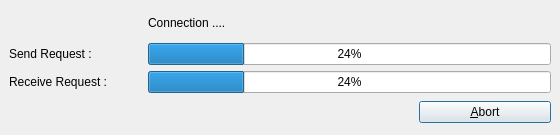
The window that plugins/services/ui/servicesconnection.ui (phoenix741/xinx) describes before a commit, drawn with Qt 5.
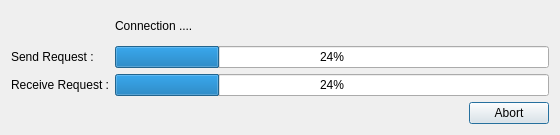
The same window after the commit. Icons and pictures are not drawn.

```diff
--- a/plugins/services/ui/servicesconnection.ui
+++ b/plugins/services/ui/servicesconnection.ui
@@ -12,13 +12,7 @@
   <property name="windowTitle" >
    <string>WebServices Connection</string>
   </property>
-  <layout class="QGridLayout" >
-   <property name="margin" >
-    <number>9</number>
-   </property>
-   <property name="spacing" >
-    <number>6</number>
-   </property>
+  <layout class="QGridLayout" name="gridLayout" >
    <item row="0" column="0" >
     <widget class="QLabel" name="m_iconState" >
      <property name="text" >
@@ -29,36 +23,13 @@
      </property>
     </widget>
    </item>
-   <item row="3" column="0" colspan="3" >
-    <spacer>
-     <property name="orientation" >
-      <enum>Qt::Horizontal</enum>
-     </property>
-     <property name="sizeHint" >
-      <size>
-       <width>255</width>
-       <height>27</height>
-      </size>
-     </property>
-    </spacer>
-   </item>
-   <item row="0" column="1" colspan="3" >
+   <item row="0" column="1" >
     <widget class="QLabel" name="m_labelState" >
      <property name="text" >
       <string>Connection ....</string>
      </property>
     </widget>
    </item>
-   <item row="3" column="3" >
-    <widget class="QPushButton" name="m_abortPushButton" >
-     <property name="text" >
-      <string>&amp;Abort</string>
-     </property>
-     <property name="icon" >
-      <iconset resource="../application.qrc" >:/images/button_cancel.png</iconset>
-     </property>
-    </widget>
-   </item>
    <item row="1" column="0" >
     <widget class="QLabel" name="m_labelConnection" >
      <property name="text" >
@@ -66,6 +37,16 @@
      </property>
     </widget>
    </item>
+   <item row="1" column="1" >
+    <widget class="QProgressBar" name="m_sendProgressBar" >
+     <property name="value" >
+      <number>24</number>
+     </property>
+     <property name="orientation" >
+      <enum>Qt::Horizontal</enum>
+     </property>
+    </widget>
+   </item>
    <item row="2" column="0" >
     <widget class="QLabel" name="label" >
      <property name="text" >
@@ -73,17 +54,7 @@
      </property>
     </widget>
    </item>
-   <item row="1" column="1" colspan="3" >
-    <widget class="QProgressBar" name="m_sendProgressBar" >
-     <property name="value" >
-      <number>24</number>
-     </property>
-     <property name="orientation" >
-      <enum>Qt::Horizontal</enum>
-     </property>
-    </widget>
-   </item>
-   <item row="2" column="1" colspan="3" >
+   <item row="2" column="1" >
     <widget class="QProgressBar" name="m_recieveProgressBar" >
      <property name="value" >
       <number>24</number>
@@ -93,6 +64,13 @@
      </property>
     </widget>
    </item>
+   <item row="3" column="0" colspan="2" >
+    <widget class="QDialogButtonBox" name="m_buttonBox" >
+     <property name="standardButtons" >
+      <set>QDialogButtonBox::Abort</set>
+     </property>
+    </widget>
+   </item>
   </layout>
  </widget>
  <resources>
```
Left out of the diff: 6 changed lines with no effect on the pictures.
